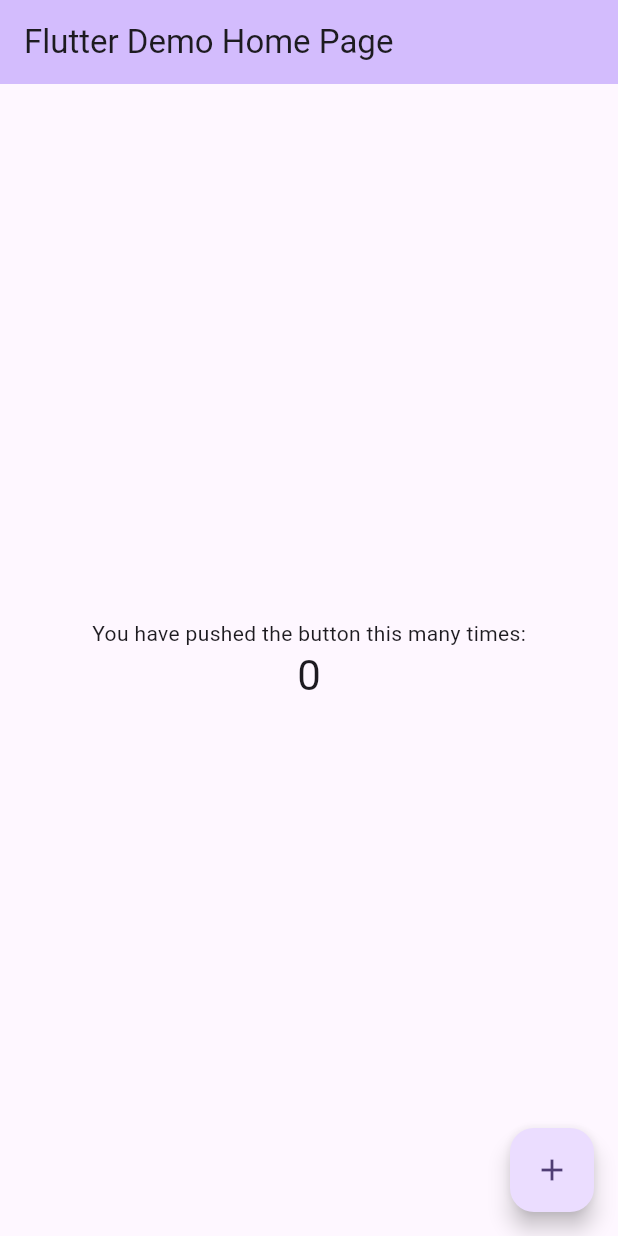
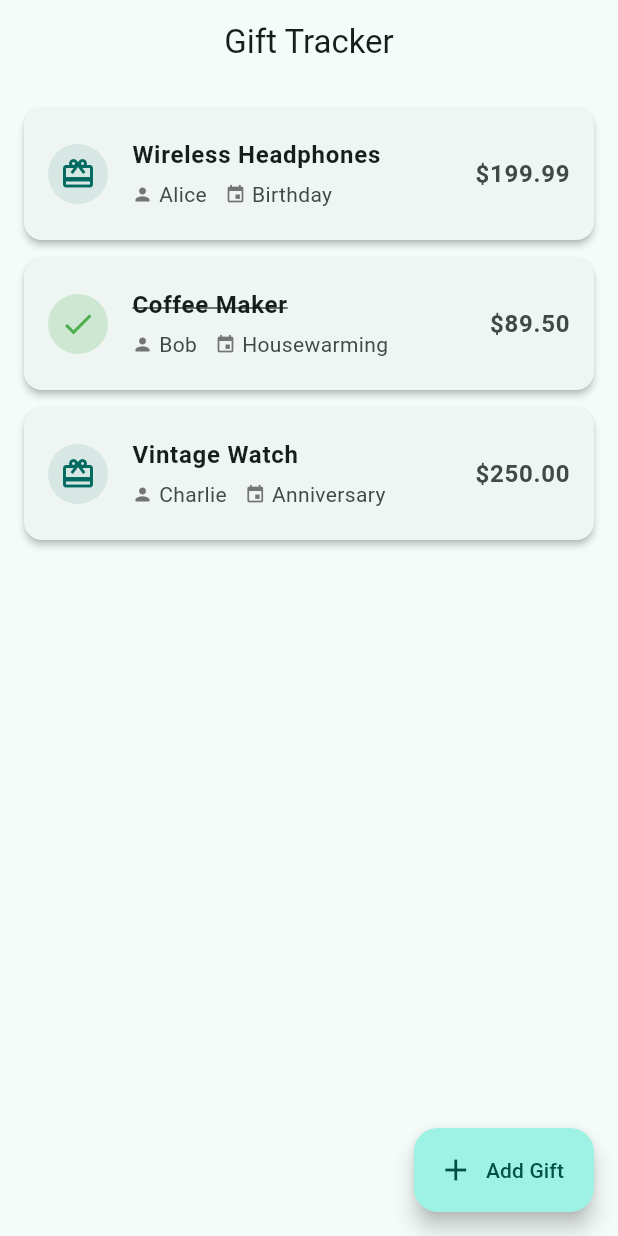
Before and after one commit to could-ai/019ad99a-7a81-7698-b05f-d9222db94fcb, a Flutter app: the screen it shows after launch, on a phone screen of 412 x 824 dp. Run offline on Flutter 3.47's test engine with Material 3 defaults, Android fonts, the phone set to English and light mode, and no system bars.

Commit message:
Created Gift model class to represent gift items with properties like name, price, recipient, and status.; Created HomeScreen to display the list of gifts with features to view, toggle status, and delete items. Includes dummy data for demonstration.; Created AddGiftScreen with a form to input gift details (name, price, recipient, occasion) and save functionality.; Updated main.dart to set up the app theme, routes, and entry point pointing to the new HomeScreen.

```diff
--- a/usr/lib/main.dart
+++ b/usr/lib/main.dart
@@ -1,4 +1,5 @@
 import 'package:flutter/material.dart';
+import 'screens/home_screen.dart';
 
 void main() {
   runApp(const MyApp());
@@ -7,117 +8,37 @@ void main() {
 class MyApp extends StatelessWidget {
   const MyApp({super.key});
 
-  // This widget is the root of your application.
   @override
   Widget build(BuildContext context) {
     return MaterialApp(
-      title: 'Flutter Demo',
+      title: 'Gift Tracker',
       debugShowCheckedModeBanner: false,
       theme: ThemeData(
-        // This is the theme of your application.
-        //
-        // TRY THIS: Try running your application with "flutter run". You'll see
-        // the application has a purple toolbar. Then, without quitting the app,
-        // try changing the seedColor in the colorScheme below to Colors.green
-        // and then invoke "hot reload" (save your changes or press the "hot
-        // reload" button in a Flutter-supported IDE, or press "r" if you used
-        // the command line to start the app).
-        //
-        // Notice that the counter didn't reset back to zero; the application
-        // state is not lost during the reload. To reset the state, use hot
-        // restart instead.
-        //
-        // This works for code too, not just values: Most code changes can be
-        // tested with just a hot reload.
-        colorScheme: ColorScheme.fromSeed(seedColor: Colors.deepPurple),
+        colorScheme: ColorScheme.fromSeed(
+          seedColor: Colors.teal,
+          secondary: Colors.amber,
+        ),
+        useMaterial3: true,
+        appBarTheme: const AppBarTheme(
+          centerTitle: true,
+          elevation: 0,
+        ),
+        inputDecorationTheme: InputDecorationTheme(
+          filled: true,
+          fillColor: Colors.grey[50],
+          border: OutlineInputBorder(
+            borderRadius: BorderRadius.circular(12),
+          ),
+          enabledBorder: OutlineInputBorder(
+            borderRadius: BorderRadius.circular(12),
+            borderSide: BorderSide(color: Colors.grey[300]!),
+          ),
+        ),
       ),
       initialRoute: '/',
       routes: {
-        '/': (context) => const MyHomePage(title: 'Flutter Demo Home Page'),
+        '/': (context) => const HomeScreen(),
       },
     );
   }
 }
-
-class MyHomePage extends StatefulWidget {
-  const MyHomePage({super.key, required this.title});
-
-  // This widget is the home page of your application. It is stateful, meaning
-  // that it has a State object (defined below) that contains fields that affect
-  // how it looks.
-
-  // This class is the configuration for the state. It holds the values (in this
-  // case the title) provided by the parent (in this case the App widget) and
-  // used by the build method of the State. Fields in a Widget subclass are
-  // always marked "final".
-
-  final String title;
-
-  @override
-  State<MyHomePage> createState() => _MyHomePageState();
-}
-
-class _MyHomePageState extends State<MyHomePage> {
-  int _counter = 0;
-
-  void _incrementCounter() {
-    setState(() {
-      // This call to setState tells the Flutter framework that something has
-      // changed in this State, which causes it to rerun the build method below
-      // so that the display can reflect the updated values. If we changed
-      // _counter without calling setState(), then the build method would not be
-      // called again, and so nothing would appear to happen.
-      _counter++;
-    });
-  }
-
-  @override
-  Widget build(BuildContext context) {
-    // This method is rerun every time setState is called, for instance as done
-    // by the _incrementCounter method above.
-    //
-    // The Flutter framework has been optimized to make rerunning build methods
-    // fast, so that you can just rebuild anything that needs updating rather
-    // than having to individually change instances of widgets.
-    return Scaffold(
-      appBar: AppBar(
-        // TRY THIS: Try changing the color here to a specific color (to
-        // Colors.amber, perhaps?) and trigger a hot reload to see the AppBar
-        // change color while the other colors stay the same.
-        backgroundColor: Theme.of(context).colorScheme.inversePrimary,
-        // Here we take the value from the MyHomePage object that was created by
-        // the App.build method, and use it to set our appbar title.
-        title: Text(widget.title),
-      ),
-      body: Center(
-        // Center is a layout widget. It takes a single child and positions it
-        // in the middle of the parent.
-        child: Column(
-          // Column is also a layout widget. It takes a list of children and
-          // arranges them vertically. By default, it sizes itself to fit its
-          // children horizontally, and tries to be as tall as its parent.
-          //
-          // Column has various properties to control how it sizes itself and
-          // how it positions its children. Here we use mainAxisAlignment to
-          // center the children vertically; the main axis here is the vertical
-          // axis because Columns are vertical (the cross axis would be
-          // horizontal).
-          //
-          // TRY THIS: Invoke "debug painting" (choose the "Toggle Debug Paint"
-          // action in the IDE, or press "p" in the console), to see the
-          // wireframe for each widget.
-          mainAxisAlignment: MainAxisAlignment.center,
-          children: <Widget>[
-            const Text('You have pushed the button this many times:'),
-            Text('$_counter', style: Theme.of(context).textTheme.headlineMedium),
-          ],
-        ),
-      ),
-      floatingActionButton: FloatingActionButton(
-        onPressed: _incrementCounter,
-        tooltip: 'Increment',
-        child: const Icon(Icons.add),
-      ), // This trailing comma makes auto-formatting nicer for build methods.
-    );
-  }
-}
--- /dev/null
+++ b/usr/lib/models/gift.dart
@@ -0,0 +1,35 @@
+class Gift {
+  final String id;
+  final String name;
+  final double price;
+  final String recipient;
+  final String occasion;
+  final bool isPurchased;
+
+  Gift({
+    required this.id,
+    required this.name,
+    required this.price,
+    required this.recipient,
+    required this.occasion,
+    this.isPurchased = false,
+  });
+
+  Gift copyWith({
+    String? id,
+    String? name,
+    double? price,
+    String? recipient,
+    String? occasion,
+    bool? isPurchased,
+  }) {
+    return Gift(
+      id: id ?? this.id,
+      name: name ?? this.name,
+      price: price ?? this.price,
+      recipient: recipient ?? this.recipient,
+      occasion: occasion ?? this.occasion,
+      isPurchased: isPurchased ?? this.isPurchased,
+    );
+  }
+}
--- /dev/null
+++ b/usr/lib/screens/home_screen.dart
@@ -0,0 +1,185 @@
+import 'package:flutter/material.dart';
+import '../models/gift.dart';
+import 'add_gift_screen.dart';
+
+class HomeScreen extends StatefulWidget {
+  const HomeScreen({super.key});
+
+  @override
+  State<HomeScreen> createState() => _HomeScreenState();
+}
+
+class _HomeScreenState extends State<HomeScreen> {
+  // Dummy data for initial display
+  final List<Gift> _gifts = [
+    Gift(
+      id: '1',
+      name: 'Wireless Headphones',
+      price: 199.99,
+      recipient: 'Alice',
+      occasion: 'Birthday',
+      isPurchased: false,
+    ),
+    Gift(
+      id: '2',
+      name: 'Coffee Maker',
+      price: 89.50,
+      recipient: 'Bob',
+      occasion: 'Housewarming',
+      isPurchased: true,
+    ),
+    Gift(
+      id: '3',
+      name: 'Vintage Watch',
+      price: 250.00,
+      recipient: 'Charlie',
+      occasion: 'Anniversary',
+      isPurchased: false,
+    ),
+  ];
+
+  void _addGift(Gift gift) {
+    setState(() {
+      _gifts.add(gift);
+    });
+  }
+
+  void _togglePurchased(int index) {
+    setState(() {
+      final gift = _gifts[index];
+      _gifts[index] = gift.copyWith(isPurchased: !gift.isPurchased);
+    });
+  }
+
+  void _deleteGift(int index) {
+    setState(() {
+      _gifts.removeAt(index);
+    });
+  }
+
+  @override
+  Widget build(BuildContext context) {
+    return Scaffold(
+      appBar: AppBar(
+        title: const Text('Gift Tracker'),
+        centerTitle: true,
+      ),
+      body: _gifts.isEmpty
+          ? Center(
+              child: Column(
+                mainAxisAlignment: MainAxisAlignment.center,
+                children: [
+                  Icon(Icons.card_giftcard, size: 64, color: Colors.grey[400]),
+                  const SizedBox(height: 16),
+                  Text(
+                    'No gifts added yet',
+                    style: Theme.of(context).textTheme.titleLarge?.copyWith(
+                          color: Colors.grey[600],
+                        ),
+                  ),
+                  const SizedBox(height: 8),
+                  const Text('Tap the + button to add a gift idea'),
+                ],
+              ),
+            )
+          : ListView.builder(
+              padding: const EdgeInsets.all(16),
+              itemCount: _gifts.length,
+              itemBuilder: (context, index) {
+                final gift = _gifts[index];
+                return Dismissible(
+                  key: Key(gift.id),
+                  background: Container(
+                    color: Colors.red,
+                    alignment: Alignment.centerRight,
+                    padding: const EdgeInsets.only(right: 20),
+                    child: const Icon(Icons.delete, color: Colors.white),
+                  ),
+                  direction: DismissDirection.endToStart,
+                  onDismissed: (direction) => _deleteGift(index),
+                  child: Card(
+                    elevation: 2,
+                    margin: const EdgeInsets.only(bottom: 12),
+                    shape: RoundedRectangleBorder(
+                      borderRadius: BorderRadius.circular(12),
+                    ),
+                    child: ListTile(
+                      contentPadding: const EdgeInsets.symmetric(
+                        horizontal: 16,
+                        vertical: 8,
+                      ),
+                      leading: CircleAvatar(
+                        backgroundColor: gift.isPurchased
+                            ? Colors.green.withOpacity(0.2)
+                            : Theme.of(context).primaryColor.withOpacity(0.1),
+                        child: Icon(
+                          gift.isPurchased
+                              ? Icons.check
+                              : Icons.card_giftcard,
+                          color: gift.isPurchased
+                              ? Colors.green
+                              : Theme.of(context).primaryColor,
+                        ),
+                      ),
+                      title: Text(
+                        gift.name,
+                        style: TextStyle(
+                          decoration: gift.isPurchased
+                              ? TextDecoration.lineThrough
+                              : null,
+                          fontWeight: FontWeight.bold,
+                        ),
+                      ),
+                      subtitle: Column(
+                        crossAxisAlignment: CrossAxisAlignment.start,
+                        children: [
+                          const SizedBox(height: 4),
+                          Row(
+                            children: [
+                              Icon(Icons.person, size: 14, color: Colors.grey[600]),
+                              const SizedBox(width: 4),
+                              Text(gift.recipient),
+                              const SizedBox(width: 12),
+                              Icon(Icons.event, size: 14, color: Colors.grey[600]),
+                              const SizedBox(width: 4),
+                              Text(gift.occasion),
+                            ],
+                          ),
+                        ],
+                      ),
+                      trailing: Column(
+                        mainAxisAlignment: MainAxisAlignment.center,
+                        crossAxisAlignment: CrossAxisAlignment.end,
+                        children: [
+                          Text(
+                            '\$${gift.price.toStringAsFixed(2)}',
+                            style: const TextStyle(
+                              fontWeight: FontWeight.bold,
+                              fontSize: 16,
+                            ),
+                          ),
+                        ],
+                      ),
+                      onTap: () => _togglePurchased(index),
+                    ),
+                  ),
+                );
+              },
+            ),
+      floatingActionButton: FloatingActionButton.extended(
+        onPressed: () async {
+          final result = await Navigator.push(
+            context,
+            MaterialPageRoute(builder: (context) => const AddGiftScreen()),
+          );
+
+          if (result != null && result is Gift) {
+            _addGift(result);
+          }
+        },
+        label: const Text('Add Gift'),
+        icon: const Icon(Icons.add),
+      ),
+    );
+  }
+}
```
Also changed, not shown: usr/lib/screens/add_gift_screen.dart (added, +133 -0 lines).
